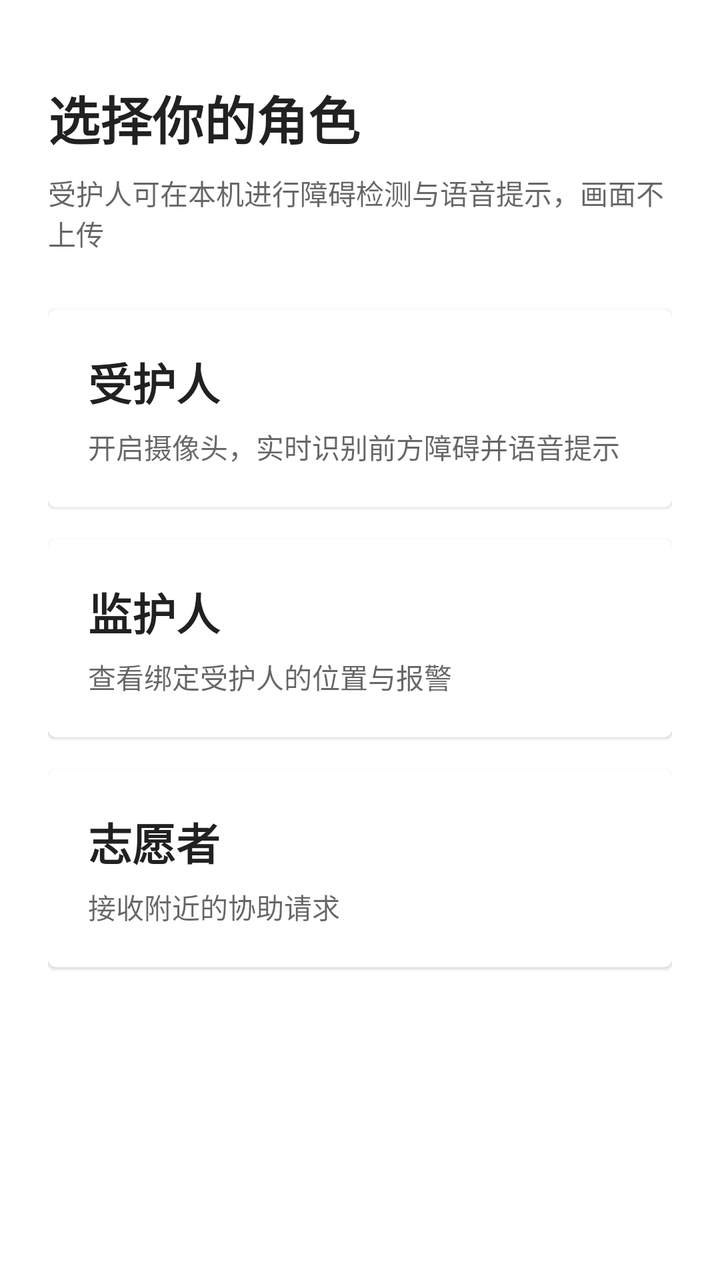
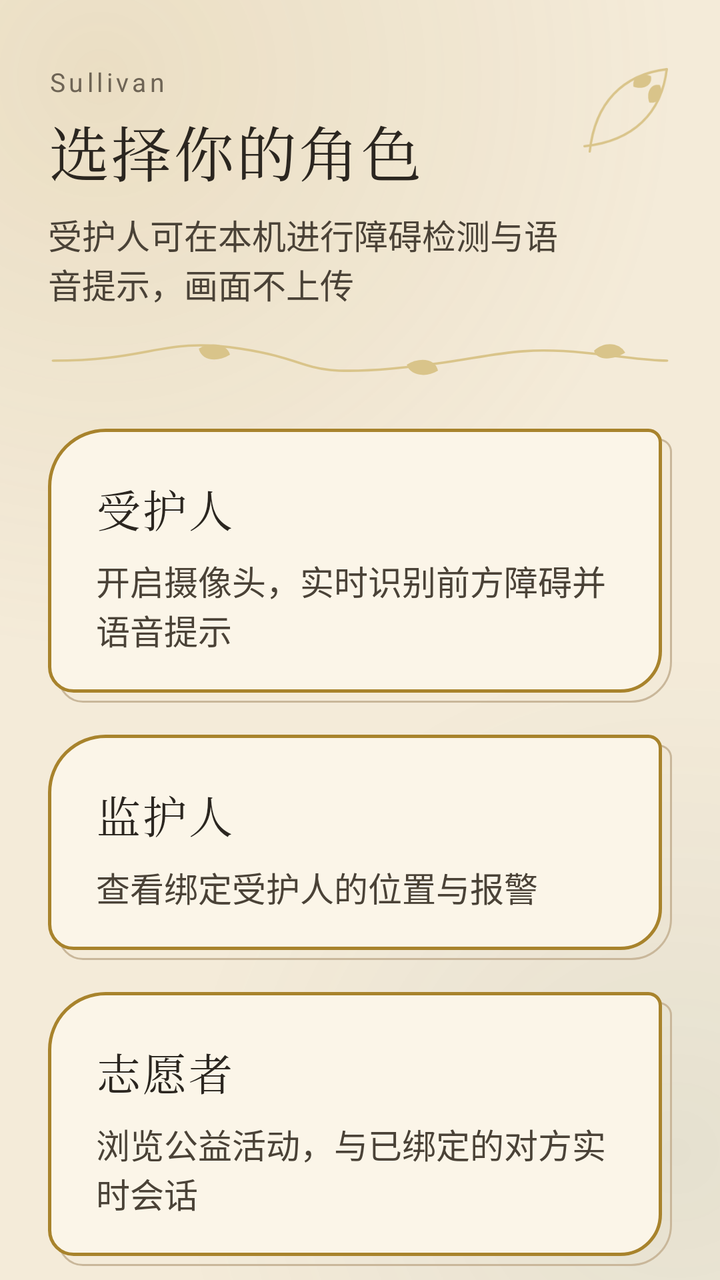

Screens rendered from an Android XML layout before and after an edit, with the pre-edit source and the edit as a unified diff.
<!-- AndroidManifest.xml: application theme Theme.Sullivan -->
<!-- res/layout/activity_role_entry.xml -->
<?xml version="1.0" encoding="utf-8"?>
<ScrollView xmlns:android="http://schemas.android.com/apk/res/android"
    xmlns:tools="http://schemas.android.com/tools"
    android:layout_width="match_parent"
    android:layout_height="match_parent"
    android:fillViewport="true"
    tools:context=".ui.roleentry.RoleEntryActivity">

    <LinearLayout
        android:layout_width="match_parent"
        android:layout_height="wrap_content"
        android:orientation="vertical"
        android:paddingStart="24dp"
        android:paddingTop="40dp"
        android:paddingEnd="24dp"
        android:paddingBottom="24dp">

        <TextView
            android:layout_width="match_parent"
            android:layout_height="wrap_content"
            android:text="@string/role_entry_title"
            android:textColor="?android:attr/textColorPrimary"
            android:textSize="26sp"
            android:textStyle="bold" />

        <TextView
            android:layout_width="match_parent"
            android:layout_height="wrap_content"
            android:layout_marginTop="8dp"
            android:text="@string/role_entry_subtitle"
            android:textColor="?android:attr/textColorSecondary"
            android:textSize="14sp" />

        <com.google.android.material.card.MaterialCardView
            android:id="@+id/card_protectee"
            android:layout_width="match_parent"
            android:layout_height="wrap_content"
            android:layout_marginTop="28dp"
            android:clickable="true"
            android:contentDescription="@string/role_protectee_desc"
            android:focusable="true"
            android:minHeight="96dp"
            android:padding="20dp">

            <LinearLayout
                android:layout_width="match_parent"
                android:layout_height="wrap_content"
                android:orientation="vertical"
                android:padding="20dp">

                <TextView
                    android:layout_width="match_parent"
                    android:layout_height="wrap_content"
                    android:text="@string/role_protectee"
                    android:textColor="?android:attr/textColorPrimary"
                    android:textSize="22sp"
                    android:textStyle="bold" />

                <TextView
                    android:layout_width="match_parent"
                    android:layout_height="wrap_content"
                    android:layout_marginTop="6dp"
                    android:text="@string/role_protectee_desc"
                    android:textColor="?android:attr/textColorSecondary"
                    android:textSize="14sp" />
            </LinearLayout>
        </com.google.android.material.card.MaterialCardView>

        <com.google.android.material.card.MaterialCardView
            android:id="@+id/card_guardian"
            android:layout_width="match_parent"
            android:layout_height="wrap_content"
            android:layout_marginTop="16dp"
            android:clickable="true"
            android:contentDescription="@string/role_guardian_desc"
            android:focusable="true"
            android:minHeight="96dp">

            <LinearLayout
                android:layout_width="match_parent"
                android:layout_height="wrap_content"
                android:orientation="vertical"
                android:padding="20dp">

                <TextView
                    android:layout_width="match_parent"
                    android:layout_height="wrap_content"
                    android:text="@string/role_guardian"
                    android:textColor="?android:attr/textColorPrimary"
                    android:textSize="22sp"
                    android:textStyle="bold" />

                <TextView
                    android:layout_width="match_parent"
                    android:layout_height="wrap_content"
                    android:layout_marginTop="6dp"
                    android:text="@string/role_guardian_desc"
                    android:textColor="?android:attr/textColorSecondary"
                    android:textSize="14sp" />
            </LinearLayout>
        </com.google.android.material.card.MaterialCardView>

        <com.google.android.material.card.MaterialCardView
            android:id="@+id/card_volunteer"
            android:layout_width="match_parent"
            android:layout_height="wrap_content"
            android:layout_marginTop="16dp"
            android:clickable="true"
            android:contentDescription="@string/role_volunteer_desc"
            android:focusable="true"
            android:minHeight="96dp">

            <LinearLayout
                android:layout_width="match_parent"
                android:layout_height="wrap_content"
                android:orientation="vertical"
                android:padding="20dp">

                <TextView
                    android:layout_width="match_parent"
                    android:layout_height="wrap_content"
                    android:text="@string/role_volunteer"
                    android:textColor="?android:attr/textColorPrimary"
                    android:textSize="22sp"
                    android:textStyle="bold" />

                <TextView
                    android:layout_width="match_parent"
                    android:layout_height="wrap_content"
                    android:layout_marginTop="6dp"
                    android:text="@string/role_volunteer_desc"
                    android:textColor="?android:attr/textColorSecondary"
                    android:textSize="14sp" />
            </LinearLayout>
        </com.google.android.material.card.MaterialCardView>
    </LinearLayout>
</ScrollView>
<!-- resources referenced by this layout -->
<resources>
  <string name="role_volunteer_desc">接收附近的协助请求</string>
  <style name="Theme.Sullivan" parent="Theme.MaterialComponents.DayNight.NoActionBar">
          <item name="colorPrimary">@color/sullivan_indigo</item>
          <item name="colorPrimaryVariant">@color/sullivan_indigo_dark</item>
          <item name="colorOnPrimary">@color/white</item>
          <item name="colorSecondary">@color/sullivan_accent</item>
          <item name="colorOnSecondary">@color/black</item>
          <item name="android:statusBarColor">?attr/colorPrimaryVariant</item>
      </style>
  <color name="sullivan_indigo">#FF1A237E</color>
  <color name="sullivan_indigo_dark">#FF0D1466</color>
  <color name="white">#FFFFFFFF</color>
  <color name="sullivan_accent">#FF03DAC5</color>
  <color name="black">#FF000000</color>
  <!-- unchanged entries left out for length: 7 -->
</resources>

<!-- the commit's change to res/layout/activity_role_entry.xml (unified diff, before → after) -->
@@ -1,137 +1,146 @@
 <?xml version="1.0" encoding="utf-8"?>
 <ScrollView xmlns:android="http://schemas.android.com/apk/res/android"
     xmlns:tools="http://schemas.android.com/tools"
+    style="@style/Widget.Sullivan.Page"
     android:layout_width="match_parent"
     android:layout_height="match_parent"
-    android:fillViewport="true"
     tools:context=".ui.roleentry.RoleEntryActivity">
 
     <LinearLayout
         android:layout_width="match_parent"
         android:layout_height="wrap_content"
-        android:orientation="vertical"
-        android:paddingStart="24dp"
-        android:paddingTop="40dp"
-        android:paddingEnd="24dp"
-        android:paddingBottom="24dp">
+        android:orientation="vertical">
 
-        <TextView
+        
+        <FrameLayout
             android:layout_width="match_parent"
-            android:layout_height="wrap_content"
-            android:text="@string/role_entry_title"
-            android:textColor="?android:attr/textColorPrimary"
-            android:textSize="26sp"
-            android:textStyle="bold" />
+            android:layout_height="wrap_content">
 
-        <TextView
-            android:layout_width="match_parent"
-            android:layout_height="wrap_content"
-            android:layout_marginTop="8dp"
-            android:text="@string/role_entry_subtitle"
-            android:textColor="?android:attr/textColorSecondary"
-            android:textSize="14sp" />
-
-        <com.google.android.material.card.MaterialCardView
-            android:id="@+id/card_protectee"
-            android:layout_width="match_parent"
-            android:layout_height="wrap_content"
-            android:layout_marginTop="28dp"
-            android:clickable="true"
-            android:contentDescription="@string/role_protectee_desc"
-            android:focusable="true"
-            android:minHeight="96dp"
-            android:padding="20dp">
+            <ImageView
+                android:layout_width="56dp"
+                android:layout_height="56dp"
+                android:layout_gravity="top|end"
+                android:contentDescription="@null"
+                android:importantForAccessibility="no"
+                android:rotation="90"
+                android:src="@drawable/an_flourish_corner" />
 
             <LinearLayout
                 android:layout_width="match_parent"
                 android:layout_height="wrap_content"
                 android:orientation="vertical"
-                android:padding="20dp">
+                android:paddingEnd="56dp">
+
+                <TextView
+                    android:layout_width="wrap_content"
+                    android:layout_height="wrap_content"
+                    android:text="@string/app_name"
+                    android:textAppearance="@style/TextAppearance.Sullivan.Label" />
 
                 <TextView
                     android:layout_width="match_parent"
                     android:layout_height="wrap_content"
-                    android:text="@string/role_protectee"
-                    android:textColor="?android:attr/textColorPrimary"
-                    android:textSize="22sp"
-                    android:textStyle="bold" />
+                    android:layout_marginTop="@dimen/an_space_xs"
+                    android:text="@string/role_entry_title"
+                    android:textAppearance="@style/TextAppearance.Sullivan.Display" />
 
                 <TextView
                     android:layout_width="match_parent"
                     android:layout_height="wrap_content"
-                    android:layout_marginTop="6dp"
-                    android:text="@string/role_protectee_desc"
-                    android:textColor="?android:attr/textColorSecondary"
-                    android:textSize="14sp" />
+                    android:layout_marginTop="@dimen/an_space_s"
+                    android:text="@string/role_entry_subtitle"
+                    android:textAppearance="@style/TextAppearance.Sullivan.Body" />
             </LinearLayout>
-        </com.google.android.material.card.MaterialCardView>
+        </FrameLayout>
 
-        <com.google.android.material.card.MaterialCardView
-            android:id="@+id/card_guardian"
+        <ImageView
+            android:layout_width="match_parent"
+            android:layout_height="20dp"
+            android:layout_marginTop="@dimen/an_space_m"
+            android:contentDescription="@null"
+            android:importantForAccessibility="no"
+            android:scaleType="fitXY"
+            android:src="@drawable/an_divider_vine" />
+
+        
+        <LinearLayout
+            android:id="@+id/card_protectee"
+            style="@style/Widget.Sullivan.Card"
             android:layout_width="match_parent"
             android:layout_height="wrap_content"
-            android:layout_marginTop="16dp"
+            android:layout_marginTop="@dimen/an_space_l"
+            android:clickable="true"
+            android:contentDescription="@string/role_protectee_desc"
+            android:focusable="true"
+            android:minHeight="96dp"
+            android:orientation="vertical">
+
+            <TextView
+                android:layout_width="match_parent"
+                android:layout_height="wrap_content"
+                android:text="@string/role_protectee"
+                android:textAppearance="@style/TextAppearance.Sullivan.Title" />
+
+            <TextView
+                android:layout_width="match_parent"
+                android:layout_height="wrap_content"
+                android:layout_marginTop="@dimen/an_space_s"
+                android:text="@string/role_protectee_desc"
+                android:textAppearance="@style/TextAppearance.Sullivan.Body" />
+        </LinearLayout>
+
+        
+        <LinearLayout
+            android:id="@+id/card_guardian"
+            style="@style/Widget.Sullivan.Card"
+            android:layout_width="match_parent"
+            android:layout_height="wrap_content"
+            android:layout_marginTop="@dimen/an_space_m"
             android:clickable="true"
             android:contentDescription="@string/role_guardian_desc"
             android:focusable="true"
-            android:minHeight="96dp">
+            android:minHeight="96dp"
+            android:orientation="vertical">
 
-            <LinearLayout
+            <TextView
                 android:layout_width="match_parent"
                 android:layout_height="wrap_content"
-                android:orientation="vertical"
-                android:padding="20dp">
+                android:text="@string/role_guardian"
+                android:textAppearance="@style/TextAppearance.Sullivan.Title" />
 
-                <TextView
-                    android:layout_width="match_parent"
-                    android:layout_height="wrap_content"
-                    android:text="@string/role_guardian"
-                    android:textColor="?android:attr/textColorPrimary"
-                    android:textSize="22sp"
-                    android:textStyle="bold" />
+            <TextView
+                android:layout_width="match_parent"
+                android:layout_height="wrap_content"
+                android:layout_marginTop="@dimen/an_space_s"
+                android:text="@string/role_guardian_desc"
+                android:textAppearance="@style/TextAppearance.Sullivan.Body" />
+        </LinearLayout>
 
-                <TextView
-                    android:layout_width="match_parent"
-                    android:layout_height="wrap_content"
-                    android:layout_marginTop="6dp"
-                    android:text="@string/role_guardian_desc"
-                    android:textColor="?android:attr/textColorSecondary"
-                    android:textSize="14sp" />
-            </LinearLayout>
-        </com.google.android.material.card.MaterialCardView>
-
-        <com.google.android.material.card.MaterialCardView
+        
+        <LinearLayout
             android:id="@+id/card_volunteer"
+            style="@style/Widget.Sullivan.Card"
             android:layout_width="match_parent"
             android:layout_height="wrap_content"
-            android:layout_marginTop="16dp"
+            android:layout_marginTop="@dimen/an_space_m"
             android:clickable="true"
             android:contentDescription="@string/role_volunteer_desc"
             android:focusable="true"
-            android:minHeight="96dp">
+            android:minHeight="96dp"
+            android:orientation="vertical">
 
-            <LinearLayout
+            <TextView
                 android:layout_width="match_parent"
                 android:layout_height="wrap_content"
-                android:orientation="vertical"
-                android:padding="20dp">
+                android:text="@string/role_volunteer"
+                android:textAppearance="@style/TextAppearance.Sullivan.Title" />
 
-                <TextView
-                    android:layout_width="match_parent"
-                    android:layout_height="wrap_content"
-                    android:text="@string/role_volunteer"
-                    android:textColor="?android:attr/textColorPrimary"
-                    android:textSize="22sp"
-                    android:textStyle="bold" />
-
-                <TextView
-                    android:layout_width="match_parent"
-                    android:layout_height="wrap_content"
-                    android:layout_marginTop="6dp"
-                    android:text="@string/role_volunteer_desc"
-                    android:textColor="?android:attr/textColorSecondary"
-                    android:textSize="14sp" />
-            </LinearLayout>
-        </com.google.android.material.card.MaterialCardView>
+            <TextView
+                android:layout_width="match_parent"
+                android:layout_height="wrap_content"
+                android:layout_marginTop="@dimen/an_space_s"
+                android:text="@string/role_volunteer_desc"
+                android:textAppearance="@style/TextAppearance.Sullivan.Body" />
+        </LinearLayout>
     </LinearLayout>
 </ScrollView>
<!-- resource entries referenced after the edit -->
@@ -1,19 +1,236 @@
 <!-- resources referenced by this layout -->
 <resources>
-  <string name="role_volunteer_desc">接收附近的协助请求</string>
-  <style name="Theme.Sullivan" parent="Theme.MaterialComponents.DayNight.NoActionBar">
-          <item name="colorPrimary">@color/sullivan_indigo</item>
-          <item name="colorPrimaryVariant">@color/sullivan_indigo_dark</item>
-          <item name="colorOnPrimary">@color/white</item>
-          <item name="colorSecondary">@color/sullivan_accent</item>
-          <item name="colorOnSecondary">@color/black</item>
-          <item name="android:statusBarColor">?attr/colorPrimaryVariant</item>
-      </style>
-  <color name="sullivan_indigo">#FF1A237E</color>
-  <color name="sullivan_indigo_dark">#FF0D1466</color>
-  <color name="white">#FFFFFFFF</color>
-  <color name="sullivan_accent">#FF03DAC5</color>
-  <color name="black">#FF000000</color>
+  <dimen name="an_space_l">24dp</dimen>
+  <dimen name="an_space_m">16dp</dimen>
+  <dimen name="an_space_s">8dp</dimen>
+  <dimen name="an_space_xs">4dp</dimen>
+  <!-- drawable an_divider_vine (drawable) -->
+  <?xml version="1.0" encoding="utf-8"?>
+  <vector xmlns:android="http://schemas.android.com/apk/res/android"
+      android:width="240dp"
+      android:height="20dp"
+      android:viewportWidth="240"
+      android:viewportHeight="20">
+  
+      <path
+          android:pathData="M2,10 C40,10 44,-2 74,4 C104,10 96,18 132,14 C168,10 176,2 206,6 C222,8 230,10 238,10"
+          android:strokeColor="@color/an_gold_pale"
+          android:strokeWidth="1.2"
+          android:strokeLineCap="round" />
+  
+      <path
+          android:fillColor="@color/an_gold_pale"
+          android:pathData="M58,4 c5,-4 11,-2 12,3 c-5,4 -11,3 -12,-3 z" />
+      <path
+          android:fillColor="@color/an_gold_pale"
+          android:pathData="M150,15 c-5,4 -11,2 -12,-3 c5,-4 11,-3 12,3 z" />
+      <path
+          android:fillColor="@color/an_gold_pale"
+          android:pathData="M210,5 c4,-5 10,-4 12,1 c-5,4 -11,4 -12,-1 z" />
+  </vector>
+  <!-- drawable an_flourish_corner (drawable) -->
+  <?xml version="1.0" encoding="utf-8"?>
+  <vector xmlns:android="http://schemas.android.com/apk/res/android"
+      android:width="64dp"
+      android:height="64dp"
+      android:viewportWidth="64"
+      android:viewportHeight="64">
+  
+      
+      <path
+          android:pathData="M3,3 C28,6 44,22 47,50"
+          android:strokeColor="@color/an_gold_pale"
+          android:strokeWidth="1.4"
+          android:strokeLineCap="round" />
+  
+      
+      <path
+          android:pathData="M3,3 C6,28 22,44 50,47"
+          android:strokeColor="@color/an_gold_pale"
+          android:strokeWidth="1.4"
+          android:strokeLineCap="round" />
+  
+      <path
+          android:fillColor="@color/an_gold_pale"
+          android:pathData="M12,7 c6,-3 11,1 10,6 c-6,2 -11,-1 -10,-6 z" />
+      <path
+          android:fillColor="@color/an_gold_pale"
+          android:pathData="M7,12 c-3,6 1,11 6,10 c2,-6 -1,-11 -6,-10 z" />
+  </vector>
+  <string name="app_name">Sullivan</string>
+  <string name="role_volunteer_desc">浏览公益活动，与已绑定的对方实时会话</string>
+  <style name="TextAppearance.Sullivan.Body" parent="TextAppearance.AppCompat.Body1">
+          <item name="android:textSize">@dimen/an_text_body</item>
+          <item name="android:textColor">@color/an_ink_2</item>
+          <item name="android:lineSpacingExtra">3dp</item>
+      </style>
+  <style name="TextAppearance.Sullivan.Display" parent="TextAppearance.AppCompat.Display1">
+          <item name="android:textSize">@dimen/an_text_display</item>
+          <item name="android:fontFamily">serif</item>
+          <item name="android:letterSpacing">0.04</item>
+          <item name="android:textColor">@color/an_ink</item>
+      </style>
+  <style name="TextAppearance.Sullivan.Label" parent="TextAppearance.AppCompat.Caption">
+          <item name="android:textSize">@dimen/an_text_label</item>
+          <item name="android:letterSpacing">0.14</item>
+          <item name="android:textColor">@color/an_ink_3</item>
+      </style>
+  <style name="TextAppearance.Sullivan.Title" parent="TextAppearance.AppCompat.Title">
+          <item name="android:textSize">@dimen/an_text_title</item>
+          <item name="android:fontFamily">serif</item>
+          <item name="android:letterSpacing">0.04</item>
+          <item name="android:textColor">@color/an_ink</item>
+      </style>
+  <style name="Widget.Sullivan.Card" parent="">
+          <item name="android:background">@drawable/an_card</item>
+          <item name="android:padding">@dimen/an_space_l</item>
+          <item name="android:foreground">@drawable/an_card_press</item>
+      </style>
+  <style name="Widget.Sullivan.Page" parent="">
+          <item name="android:background">@drawable/an_bg_page</item>
+          <item name="android:fillViewport">true</item>
+          <item name="android:paddingStart">@dimen/an_space_l</item>
+          <item name="android:paddingEnd">@dimen/an_space_l</item>
+          <item name="android:paddingTop">@dimen/an_space_xl</item>
+          <item name="android:paddingBottom">@dimen/an_space_l</item>
+          <item name="android:clipToPadding">false</item>
+      </style>
+  <style name="Theme.Sullivan" parent="Base.Theme.Sullivan">
+          <item name="android:windowLightStatusBar">true</item>
+          <item name="android:windowLightNavigationBar">true</item>
+      </style>
+  <color name="an_gold_pale">#FFD9C48A</color>
+  <dimen name="an_text_body">17sp</dimen>
+  <color name="an_ink_2">#FF4A4237</color>
+  <dimen name="an_text_display">30sp</dimen>
+  <color name="an_ink">#FF2B2620</color>
+  <dimen name="an_text_label">13sp</dimen>
+  <color name="an_ink_3">#FF6E6455</color>
+  <dimen name="an_text_title">22sp</dimen>
+  <!-- drawable an_card (drawable) -->
+  <?xml version="1.0" encoding="utf-8"?>
+  <layer-list xmlns:android="http://schemas.android.com/apk/res/android">
+      
+      <item
+          android:bottom="0dp"
+          android:left="5dp"
+          android:right="0dp"
+          android:top="5dp">
+          <shape android:shape="rectangle">
+              <solid android:color="@android:color/transparent" />
+              <stroke
+                  android:width="@dimen/an_stroke_hair"
+                  android:color="@color/an_line" />
+              <corners
+                  android:bottomLeftRadius="@dimen/an_radius_s"
+                  android:bottomRightRadius="@dimen/an_radius_m"
+                  android:topLeftRadius="@dimen/an_radius_l"
+                  android:topRightRadius="@dimen/an_radius_xs" />
+          </shape>
+      </item>
+  
+      
+      <item
+          android:bottom="5dp"
+          android:left="0dp"
+          android:right="5dp"
+          android:top="0dp">
+          <shape android:shape="rectangle">
+              <solid android:color="@color/an_paper_card" />
+              <stroke
+                  android:width="@dimen/an_stroke"
+                  android:color="@color/an_gold" />
+              <corners
+                  android:bottomLeftRadius="@dimen/an_radius_s"
+                  android:bottomRightRadius="@dimen/an_radius_m"
+                  android:topLeftRadius="@dimen/an_radius_l"
+                  android:topRightRadius="@dimen/an_radius_xs" />
+          </shape>
+      </item>
+  </layer-list>
+  <!-- drawable an_card_press (drawable) -->
+  <?xml version="1.0" encoding="utf-8"?>
+  <ripple xmlns:android="http://schemas.android.com/apk/res/android"
+      android:color="@color/an_ripple">
+      <item android:id="@android:id/mask">
+          <shape android:shape="rectangle">
+              <solid android:color="@android:color/white" />
+              <corners
+                  android:bottomLeftRadius="@dimen/an_radius_s"
+                  android:bottomRightRadius="@dimen/an_radius_m"
+                  android:topLeftRadius="@dimen/an_radius_l"
+                  android:topRightRadius="@dimen/an_radius_xs" />
+          </shape>
+      </item>
+  </ripple>
+  <!-- drawable an_bg_page (drawable) -->
+  <?xml version="1.0" encoding="utf-8"?>
+  <layer-list xmlns:android="http://schemas.android.com/apk/res/android">
+      <item android:drawable="@color/an_paper" />
+  
+      <item>
+          <shape android:shape="rectangle">
+              <gradient
+                  android:centerX="0.14"
+                  android:centerY="0.06"
+                  android:endColor="@android:color/transparent"
+                  android:gradientRadius="80%p"
+                  android:startColor="@color/an_page_glow_gold"
+                  android:type="radial" />
+          </shape>
+      </item>
+  
+      <item>
+          <shape android:shape="rectangle">
+              <gradient
+                  android:centerX="0.94"
+                  android:centerY="0.9"
+                  android:endColor="@android:color/transparent"
+                  android:gradientRadius="70%p"
+                  android:startColor="@color/an_page_glow_teal"
+                  android:type="radial" />
+          </shape>
+      </item>
+  </layer-list>
+  <dimen name="an_space_xl">32dp</dimen>
+  <style name="Base.Theme.Sullivan" parent="Theme.MaterialComponents.DayNight.NoActionBar">
+          <item name="colorPrimary">@color/an_gold_deep</item>
+          <item name="colorPrimaryVariant">@color/an_ink</item>
+          <item name="colorOnPrimary">@color/an_paper</item>
+          <item name="colorSecondary">@color/an_teal</item>
+          <item name="colorSecondaryVariant">@color/an_teal</item>
+          <item name="colorOnSecondary">@color/an_paper</item>
+          <item name="colorSurface">@color/an_paper_card</item>
+          <item name="colorOnSurface">@color/an_ink</item>
+          <item name="colorError">@color/an_terracotta</item>
+          <item name="colorOnError">@color/an_paper</item>
+          <item name="android:textColorPrimary">@color/an_ink</item>
+          <item name="android:textColorSecondary">@color/an_ink_2</item>
+  
+          
+          <item name="android:windowBackground">@drawable/an_bg_page</item>
+          <item name="android:statusBarColor">@color/an_paper</item>
+          <item name="android:navigationBarColor">@color/an_paper</item>
+  
+          
+          <item name="android:forceDarkAllowed" tools:targetApi="q">false</item>
+      </style>
+  <dimen name="an_stroke_hair">1dp</dimen>
+  <color name="an_line">#FFC9B79A</color>
+  <dimen name="an_radius_s">12dp</dimen>
+  <dimen name="an_radius_m">20dp</dimen>
+  <dimen name="an_radius_l">28dp</dimen>
+  <dimen name="an_radius_xs">6dp</dimen>
+  <color name="an_paper_card">#FFFBF5E8</color>
+  <dimen name="an_stroke">1.5dp</dimen>
+  <color name="an_gold">#FFA8832C</color>
+  <color name="an_ripple">#33A8832C</color>
+  <color name="an_paper">#FFF4EBD9</color>
+  <color name="an_page_glow_gold">#1FA8832C</color>
+  <color name="an_page_glow_teal">#122E5A57</color>
+  <color name="an_gold_deep">#FF7C5F1C</color>
+  <color name="an_teal">#FF2E5A57</color>
+  <color name="an_terracotta">#FFA2523B</color>
   <!-- unchanged entries left out for length: 7 -->
 </resources>
 
